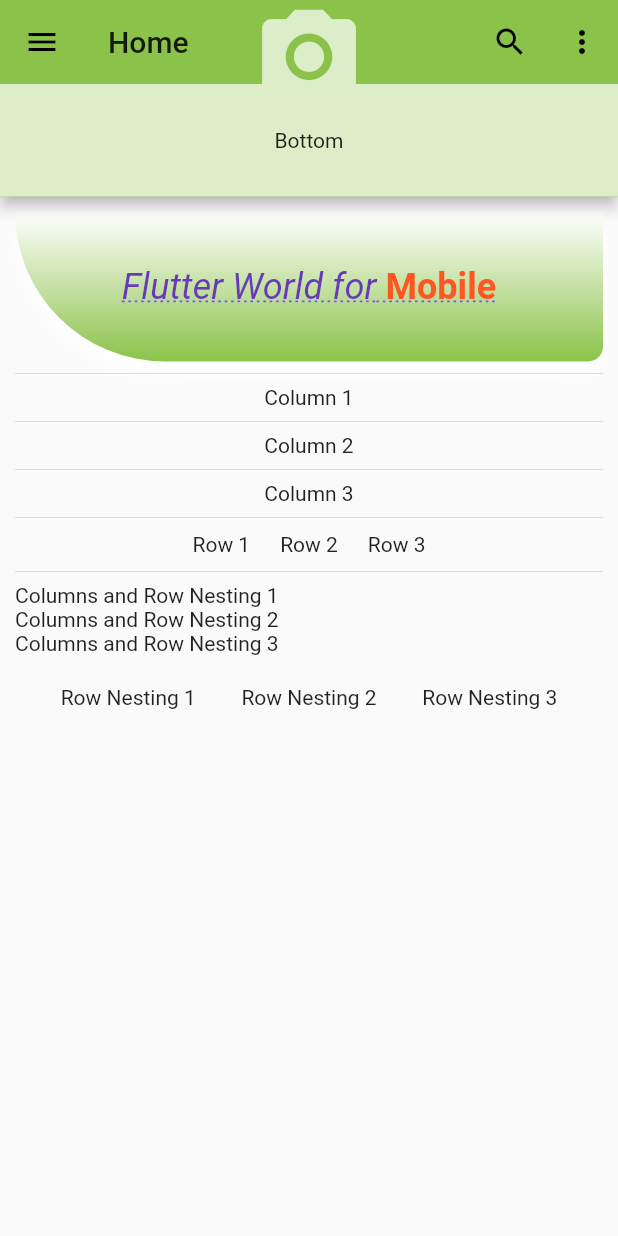
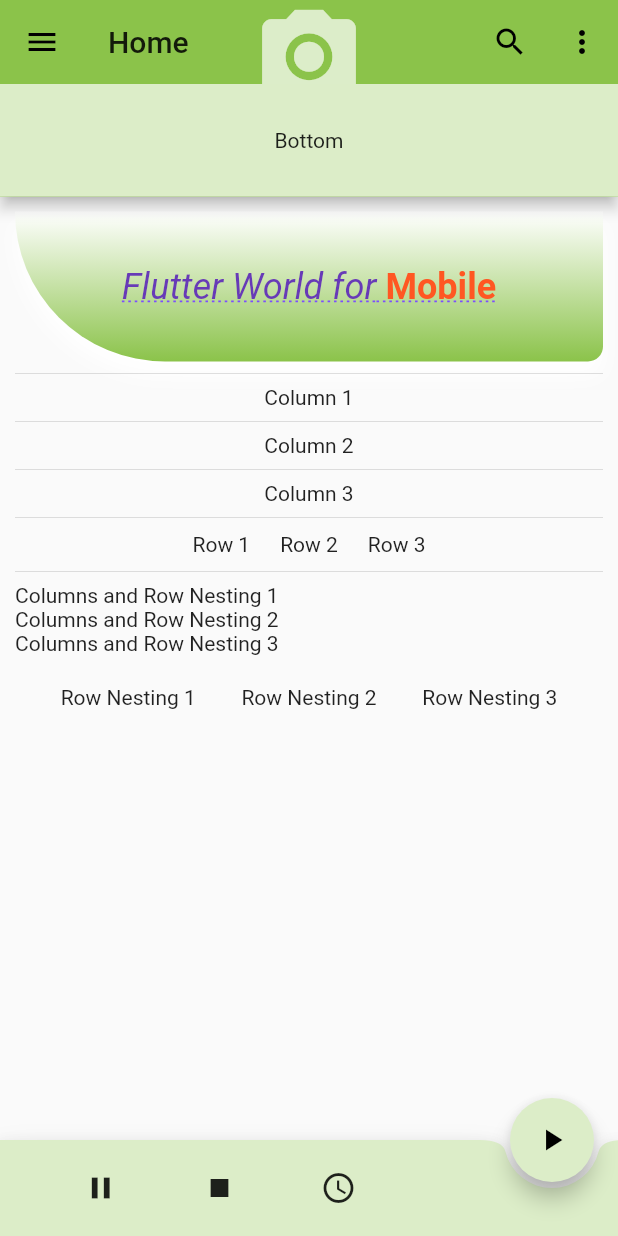
Before and after one commit to Mwamitovi/counter_app, a Flutter app: the screen it shows after launch, on a phone screen of 412 x 824 dp. Run offline on Flutter 3.47's test engine with Material 2 defaults, Android fonts, the phone set to English and light mode, and no system bars.

Commit message:
Add floatingActionButton & bottomNavigationBar widgets

```diff
--- a/lib/pages/home.dart
+++ b/lib/pages/home.dart
@@ -60,6 +60,29 @@ class _HomeState extends State<Home> {
               ],
             ),
           ),
+        ),
+      ),
+      floatingActionButtonLocation: FloatingActionButtonLocation.endDocked,
+      floatingActionButton: FloatingActionButton(
+        onPressed: () {},
+        child: Icon(Icons.play_arrow),
+        backgroundColor: Colors.lightGreen.shade100,
+      ),
+      bottomNavigationBar: BottomAppBar(
+        shape:  CircularNotchedRectangle(),
+        notchMargin: 4.0,
+        color: Colors.lightGreen.shade100,
+        child: Row(
+          mainAxisSize: MainAxisSize.max,
+          mainAxisAlignment: MainAxisAlignment.spaceEvenly,
+          children: <Widget>[
+            Icon(Icons.pause),
+            Icon(Icons.stop),
+            Icon(Icons.access_time),
+            Padding(
+              padding: EdgeInsets.all(32.0),
+            ),
+          ],
         ),
       ),
     );
```
